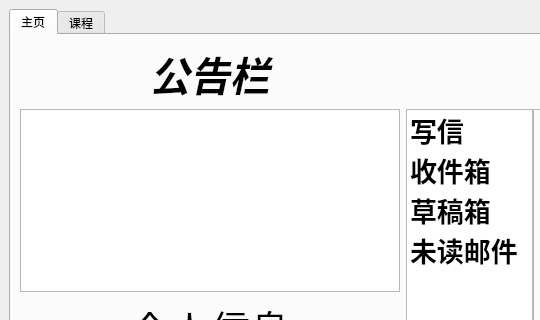
Old version of the form Jobs-of-SoftwareEngineer/Scut/student.ui in the repository CSLP/CPP; both pictures show x 0 to 540 and y 0 to 320 of the 1186 by 712 pixel window.
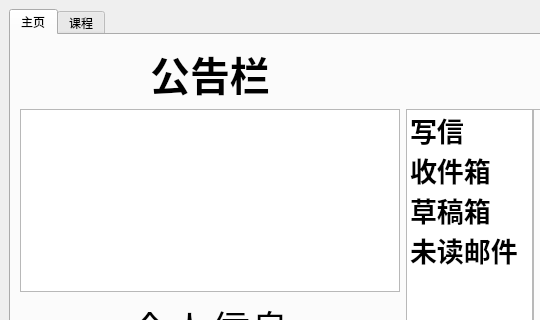
New version of the form. Icons and pictures are not drawn.

Diff of the .ui file:
```diff
--- a/Jobs-of-SoftwareEngineer/Scut/student.ui
+++ b/Jobs-of-SoftwareEngineer/Scut/student.ui
@@ -48,9 +48,10 @@
              <widget class="QLabel" name="labelb">
               <property name="font">
                <font>
+                <family>FZShuSong-Z01</family>
                 <pointsize>30</pointsize>
                 <weight>75</weight>
-                <italic>true</italic>
+                <italic>false</italic>
                 <bold>true</bold>
                </font>
               </property>
```
Left out of the diff: 1 changed line with no effect on the pictures.
